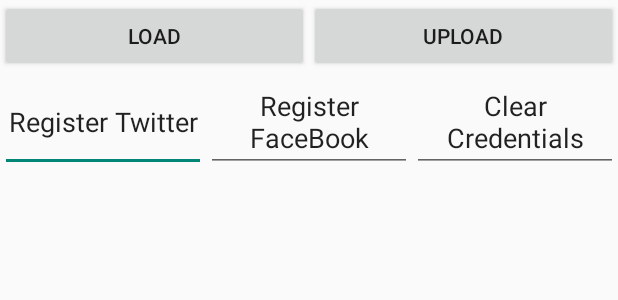
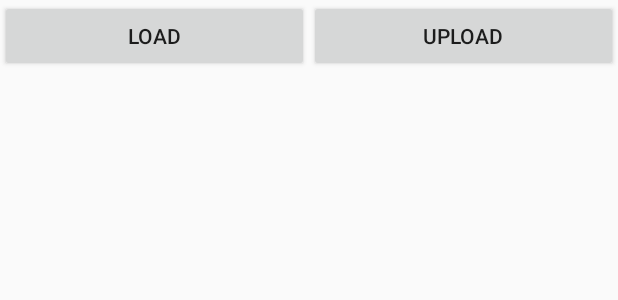
Before and after one commit to rbktech/PasswordManagerHabr, an Android app: the layout activity_main.xml on its own in the app's theme, with its tools: preview values and no code run, on a phone screen of 412 x 824 dp. Shown: the top 300 px of the screen. Run offline under Robolectric (Android 15) with nearby library versions, the phone set to English and light mode, and no system bars.

Commit message:
Fix android activity_main

```diff
--- a/kotlin-android-app-password-manager/app/src/main/java/ru/rbkdev/passwordmanager/MainActivity.kt
+++ b/kotlin-android-app-password-manager/app/src/main/java/ru/rbkdev/passwordmanager/MainActivity.kt
@@ -109,7 +109,7 @@ class MainActivity : AppCompatActivity() {
             val list: MutableList<DItem> = mutableListOf()
 
             val rowCount: Int = tableLayout.childCount
-            for(iRow in 1 until rowCount) {
+            for(iRow in 0 until rowCount) {
 
                 val rowView: View = tableLayout.getChildAt(iRow)
                 if(rowView is TableRow) {
--- a/kotlin-android-app-password-manager/app/src/main/res/layout/activity_main.xml
+++ b/kotlin-android-app-password-manager/app/src/main/res/layout/activity_main.xml
@@ -37,28 +37,7 @@
 
         <TableRow
             android:layout_width="wrap_content"
-            android:layout_height="wrap_content">
+            android:layout_height="wrap_content"/>
 
-            <EditText
-                android:layout_weight="1"
-                android:layout_width="0dp"
-                android:layout_height="match_parent"
-                android:gravity="center"
-                android:text="Register Twitter"/>
-
-            <EditText
-                android:layout_weight="1"
-                android:layout_width="0dp"
-                android:layout_height="match_parent"
-                android:gravity="center"
-                android:text="Register FaceBook"/>
-
-            <EditText
-                android:layout_weight="1"
-                android:layout_width="0dp"
-                android:layout_height="match_parent"
-                android:gravity="center"
-                android:text="Clear Credentials"/>
-        </TableRow>
     </TableLayout>
 </LinearLayout>
```
